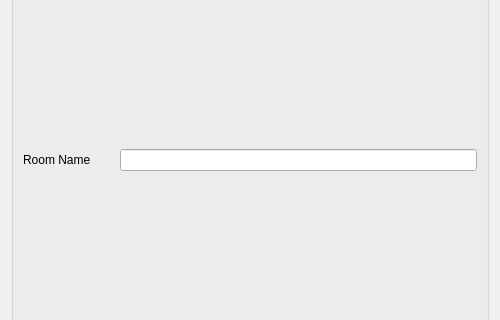
This is joinroom.ui in SamuelSMueller/ProjectPoker as Qt 5 draws it before an edit; both pictures show x 0 to 500 and y 110 to 430 of the 500 by 579 pixel window. The edited form follows.
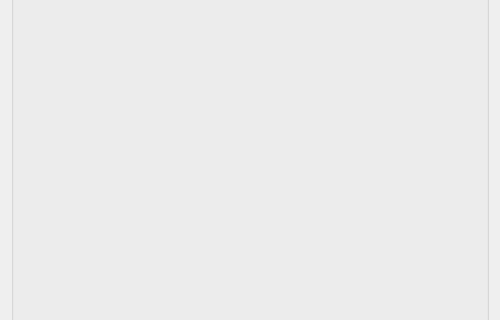
This is the edited form.

What changed in the file:
```diff
--- a/joinroom.ui
+++ b/joinroom.ui
@@ -147,91 +147,41 @@
        <layout class="QGridLayout" name="gridLayout_2">
         <item row="0" column="0">
          <layout class="QFormLayout" name="formLayout">
-          <item row="1" column="0">
-           <widget class="QLabel" name="label_3">
-            <property name="palette">
-             <palette>
-              <active>
-               <colorrole role="WindowText">
-                <brush brushstyle="SolidPattern">
-                 <color alpha="255">
-                  <red>0</red>
-                  <green>0</green>
-                  <blue>0</blue>
-                 </color>
-                </brush>
-               </colorrole>
-              </active>
-              <inactive>
-               <colorrole role="WindowText">
-                <brush brushstyle="SolidPattern">
-                 <color alpha="255">
-                  <red>0</red>
-                  <green>0</green>
-                  <blue>0</blue>
-                 </color>
-                </brush>
-               </colorrole>
-              </inactive>
-              <disabled>
-               <colorrole role="WindowText">
-                <brush brushstyle="SolidPattern">
-                 <color alpha="255">
-                  <red>120</red>
-                  <green>120</green>
-                  <blue>120</blue>
-                 </color>
-                </brush>
-               </colorrole>
-              </disabled>
-             </palette>
+          <item row="0" column="1">
+           <spacer name="verticalSpacer_2">
+            <property name="orientation">
+             <enum>Qt::Vertical</enum>
             </property>
-            <property name="text">
-             <string>Room Name</string>
+            <property name="sizeHint" stdset="0">
+             <size>
+              <width>20</width>
+              <height>40</height>
+             </size>
             </property>
-            <property name="alignment">
-             <set>Qt::AlignLeading|Qt::AlignLeft|Qt::AlignVCenter</set>
-            </property>
-           </widget>
+           </spacer>
           </item>
           <item row="1" column="1">
-           <widget class="QLineEdit" name="lineEdit_2"/>
+           <spacer name="verticalSpacer">
+            <property name="orientation">
+             <enum>Qt::Vertical</enum>
+            </property>
+            <property name="sizeHint" stdset="0">
+             <size>
+              <width>20</width>
+              <height>40</height>
+             </size>
+            </property>
+           </spacer>
           </item>
-          <item row="3" column="0">
+          <item row="2" column="0">
            <widget class="QCheckBox" name="checkBox">
             <property name="text">
              <string>  Password?</string>
             </property>
            </widget>
           </item>
-          <item row="3" column="1">
-           <widget class="QLineEdit" name="lineEdit_4"/>
-          </item>
           <item row="2" column="1">
-           <spacer name="verticalSpacer">
-            <property name="orientation">
-             <enum>Qt::Vertical</enum>
-            </property>
-            <property name="sizeHint" stdset="0">
-             <size>
-              <width>20</width>
-              <height>40</height>
-             </size>
-            </property>
-           </spacer>
-          </item>
-          <item row="0" column="1">
-           <spacer name="verticalSpacer_2">
-            <property name="orientation">
-             <enum>Qt::Vertical</enum>
-            </property>
-            <property name="sizeHint" stdset="0">
-             <size>
-              <width>20</width>
-              <height>40</height>
-             </size>
-            </property>
-           </spacer>
+           <widget class="QLineEdit" name="lineEdit_4"/>
           </item>
          </layout>
         </item>
```
